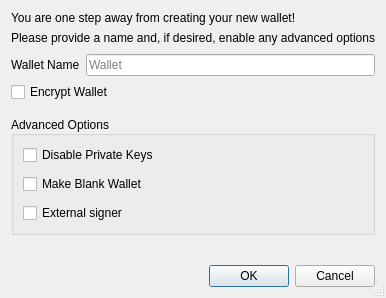
Above: src/qt/forms/createwalletdialog.ui from powhermes/byze before the change. Below: the same form after it.
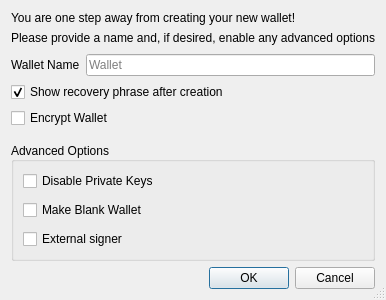
That is the form after the change.

```diff
--- a/src/qt/forms/createwalletdialog.ui
+++ b/src/qt/forms/createwalletdialog.ui
@@ -83,6 +83,19 @@
      </item>
     </layout>
    </item>
+   <item>
+    <widget class="QCheckBox" name="show_recovery_phrase_checkbox">
+     <property name="toolTip">
+      <string>After creation, display the 24-word BIP39 recovery phrase once. The phrase is also stored in wallet.dat for backup.</string>
+     </property>
+     <property name="text">
+      <string>Show recovery phrase after creation</string>
+     </property>
+     <property name="checked">
+      <bool>true</bool>
+     </property>
+    </widget>
+   </item>
    <item>
     <widget class="QCheckBox" name="encrypt_wallet_checkbox">
      <property name="toolTip">
```
